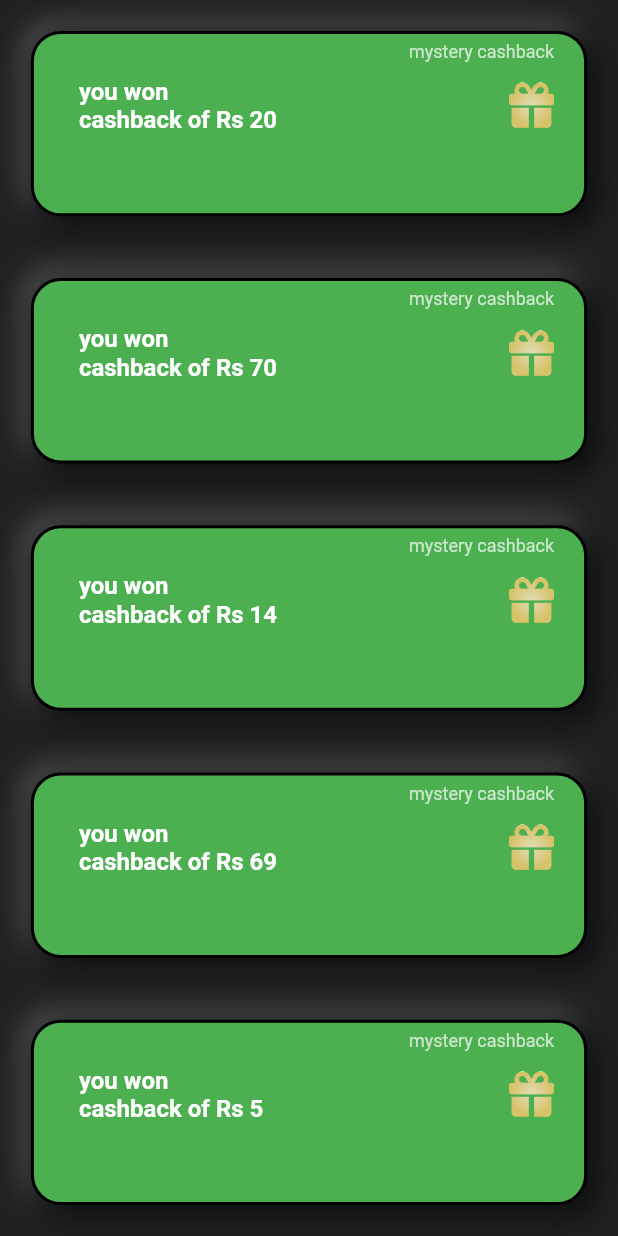
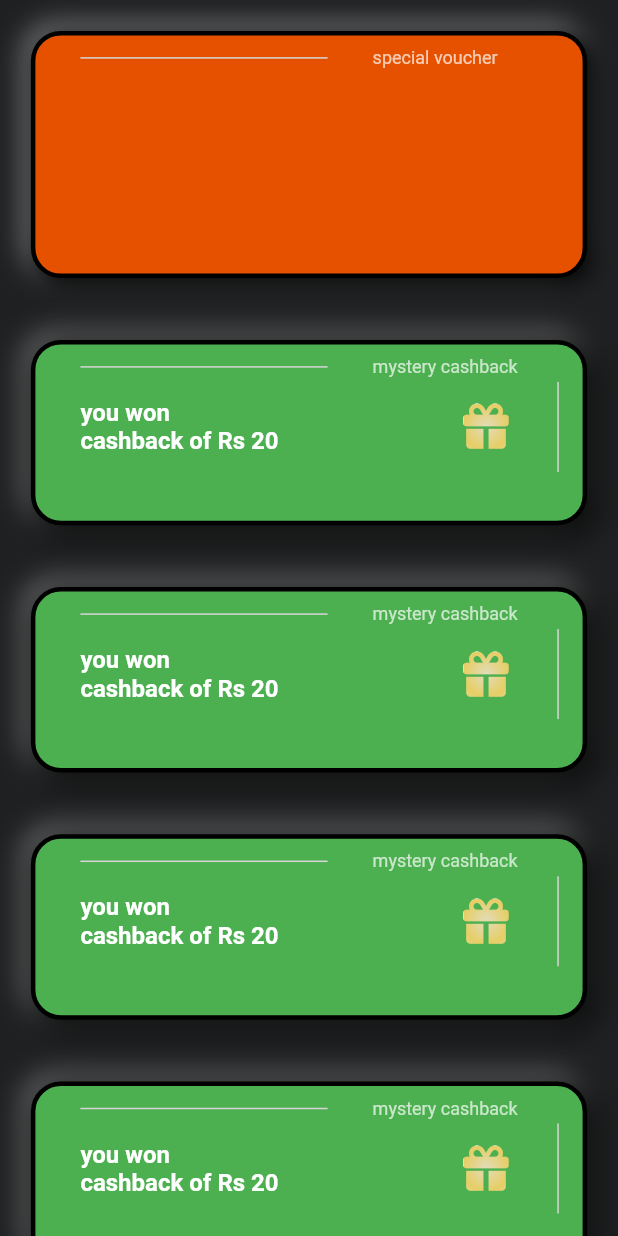
Before and after one commit to VarunArora14/vred, a Flutter app: the screen it shows after launch, on a phone screen of 412 x 824 dp. Run offline on Flutter 3.47's test engine with Material 2 defaults, Android fonts, the phone set to English and light mode, and no system bars; our stand-ins replace font_awesome_flutter.

Commit message:
custom scroll for app, refined cashback screen added with different cashback cards

```diff
--- /dev/null
+++ b/lib/constants/temp_cashback.dart
@@ -0,0 +1,18 @@
+import 'package:vred/common/enums/cashback_enum.dart';
+import 'package:vred/models/cashback_model.dart';
+
+List<CashbackModel> tempList = [
+  CashbackModel(
+      cashbackType: CashbackEnum.voucher,
+      itemValue: "2000",
+      voucherExpiry: "12/21/2023",
+      voucherCode: "ABC-DEFG-HIJK-LMNO"),
+  CashbackModel(cashbackType: CashbackEnum.cash, itemValue: "20", voucherExpiry: "", voucherCode: ""),
+  CashbackModel(cashbackType: CashbackEnum.cash, itemValue: "20", voucherExpiry: "", voucherCode: ""),
+  CashbackModel(cashbackType: CashbackEnum.cash, itemValue: "20", voucherExpiry: "", voucherCode: ""),
+  CashbackModel(cashbackType: CashbackEnum.cash, itemValue: "20", voucherExpiry: "", voucherCode: ""),
+  CashbackModel(cashbackType: CashbackEnum.cash, itemValue: "20", voucherExpiry: "", voucherCode: ""),
+  CashbackModel(cashbackType: CashbackEnum.cash, itemValue: "20", voucherExpiry: "", voucherCode: ""),
+  CashbackModel(cashbackType: CashbackEnum.cash, itemValue: "20", voucherExpiry: "", voucherCode: ""),
+  CashbackModel(cashbackType: CashbackEnum.cash, itemValue: "20", voucherExpiry: "", voucherCode: ""),
+];
--- /dev/null
+++ b/lib/features/widgets/cashback/cashback_card.dart
@@ -0,0 +1,118 @@
+import 'package:flutter/material.dart';
+import 'package:font_awesome_flutter/font_awesome_flutter.dart';
+
+class CashbackCard extends StatelessWidget {
+  final String value;
+  const CashbackCard({Key? key, required this.value}) : super(key: key);
+
+  @override
+  Widget build(BuildContext context) {
+    final size = MediaQuery.of(context).size;
+    return Container(
+      padding: const EdgeInsets.fromLTRB(30, 5, 5, 20),
+      height: size.height * 0.15,
+      width: size.width * 0.9, // or max based on padding
+      decoration: BoxDecoration(
+        color: Colors.green,
+        shape: BoxShape.rectangle,
+        border: Border.all(color: Colors.black, width: 3),
+        borderRadius: BorderRadius.circular(20),
+        boxShadow: const [
+          BoxShadow(
+            blurStyle: BlurStyle.normal,
+            color: Colors.white38,
+            spreadRadius: 1,
+            blurRadius: 15,
+            offset: Offset(-4, -4), // changes position of shadow
+          ),
+          BoxShadow(
+            blurStyle: BlurStyle.normal,
+            color: Colors.black87,
+            spreadRadius: 2,
+            blurRadius: 15,
+            offset: Offset(4, 4), // changes position of shadow
+          ),
+        ],
+      ),
+      child: Column(
+        children: [
+          //  Align(
+          //   alignment: Alignment.topRight,
+          //   child: Text(
+          //     'mystery cashback',
+          //     style: TextStyle(color: Colors.white70, fontSize: 12),
+          //   ),
+          // ),
+          Row(
+            children: [
+              SizedBox(
+                width: size.width * 0.4,
+                child: Divider(
+                  color: Colors.grey[350],
+                  thickness: 1,
+                  height: 20,
+                ),
+              ),
+              const SizedBox(
+                width: 30,
+              ),
+              const Align(
+                alignment: Alignment.topRight,
+                child: Text(
+                  'mystery cashback',
+                  style: TextStyle(color: Colors.white70, fontSize: 12),
+                ),
+              ),
+            ],
+          ),
+
+          Row(
+            children: [
+              SizedBox(
+                width: size.width * 0.4,
+                child: Text(
+                  'you won \ncashback of Rs $value',
+                  style: const TextStyle(color: Colors.white, fontWeight: FontWeight.w600, fontSize: 16),
+                ),
+              ),
+              // Icon(
+              //   Icons.card_giftcard_rounded,
+              //   color: Colors.white,
+              //   size: 40,
+              // )
+              SizedBox(
+                width: size.width * 0.22,
+              ),
+              ShaderMask(
+                shaderCallback: (bounds) => const RadialGradient(
+                  center: Alignment.center,
+                  radius: 0.5,
+                  // colors: [Color.fromARGB(255, 226, 220, 186), Color.fromARGB(255, 214, 193, 100)],
+                  colors: [Color.fromARGB(255, 226, 220, 186), Color.fromARGB(255, 230, 206, 102)],
+                  tileMode: TileMode.mirror,
+                ).createShader(bounds),
+                child: const FaIcon(
+                  FontAwesomeIcons.gift,
+                  color: Colors.white,
+                  size: 30,
+                ),
+              ),
+              const SizedBox(width: 25),
+              SizedBox(
+                height: 60,
+                child: VerticalDivider(
+                  color: Colors.grey[350],
+                  thickness: 1,
+                ),
+              ),
+            ],
+            // Color.fromARGB(255, 197, 190, 190)
+            // Color.fromARGB(255, 226, 220, 186), Color.fromARGB(255, 207, 186, 93)
+          ),
+        ],
+      ),
+    );
+  }
+}
+
+// Based on current layout, cashback value between 0 and 999
--- /dev/null
+++ b/lib/features/widgets/cashback/voucher_card.dart
@@ -0,0 +1,74 @@
+import 'package:flutter/material.dart';
+
+class VoucherCard extends StatefulWidget {
+  final String itemValue;
+  final String voucherExpiry; // calculate the has expired or not based on this
+  final String voucherCode; // unique for each voucher
+  const VoucherCard({Key? key, required this.itemValue, required this.voucherCode, required this.voucherExpiry})
+      : super(key: key);
+
+  @override
+  State<VoucherCard> createState() => _VoucherCardState();
+}
+
+class _VoucherCardState extends State<VoucherCard> {
+  @override
+  Widget build(BuildContext context) {
+    final size = MediaQuery.of(context).size;
+    return Container(
+      padding: const EdgeInsets.fromLTRB(30, 5, 10, 20),
+      height: size.height * 0.2,
+      width: size.width * 0.9,
+      decoration: BoxDecoration(
+        color: Colors.orange[900],
+        shape: BoxShape.rectangle,
+        border: Border.all(color: Colors.black, width: 3),
+        borderRadius: BorderRadius.circular(20),
+        boxShadow: const [
+          BoxShadow(
+            blurStyle: BlurStyle.normal,
+            color: Colors.white38,
+            spreadRadius: 1,
+            blurRadius: 15,
+            offset: Offset(-4, -4), // changes position of shadow
+          ),
+          BoxShadow(
+            blurStyle: BlurStyle.normal,
+            color: Colors.black87,
+            spreadRadius: 1,
+            blurRadius: 10,
+            offset: Offset(4, 4), // changes position of shadow
+          ),
+        ],
+      ),
+      child: Column(
+        children: [
+          Row(
+            children: [
+              SizedBox(
+                width: size.width * 0.4,
+                child: Divider(
+                  color: Colors.grey[350],
+                  thickness: 1,
+                  height: 20,
+                ),
+              ),
+              const SizedBox(
+                width: 30,
+              ),
+              const Align(
+                alignment: Alignment.topRight,
+                child: Text(
+                  'special voucher',
+                  style: TextStyle(color: Colors.white70, fontSize: 12),
+                ),
+              ),
+            ],
+          ),
+        ],
+      ),
+    );
+  }
+}
+
+// show network image in circle avatar of this => https://media.glassdoor.com/sqll/1321544/ajio-squarelogo-1533010680533.png
--- a/lib/features/widgets/cashback_view.dart
+++ /dev/null
@@ -1,87 +0,0 @@
-import 'package:flutter/src/foundation/key.dart';
-import 'package:flutter/src/widgets/framework.dart';
-
-import 'package:flutter/material.dart';
-import 'package:font_awesome_flutter/font_awesome_flutter.dart';
-import 'package:vred/common/widgets/shadow_button.dart';
-
-class CashbackView extends StatelessWidget {
-  final int value;
-  const CashbackView({Key? key, required this.value}) : super(key: key);
-
-  @override
-  Widget build(BuildContext context) {
-    final size = MediaQuery.of(context).size;
-    return Container(
-      padding: EdgeInsets.fromLTRB(30, 5, 20, 20),
-      height: size.height * 0.15,
-      width: size.width * 0.9, // or max based on padding
-      decoration: BoxDecoration(
-        color: Colors.green,
-        shape: BoxShape.rectangle,
-        border: Border.all(color: Colors.black, width: 2),
-        borderRadius: BorderRadius.circular(20),
-        boxShadow: const [
-          BoxShadow(
-            blurStyle: BlurStyle.normal,
-            color: Colors.white30,
-            spreadRadius: 1,
-            blurRadius: 15,
-            offset: Offset(-4, -4), // changes position of shadow
-          ),
-          BoxShadow(
-            blurStyle: BlurStyle.normal,
-            color: Colors.black87,
-            spreadRadius: 2,
-            blurRadius: 15,
-            offset: Offset(4, 4), // changes position of shadow
-          ),
-        ],
-      ),
-      child: Column(
-        children: [
-          const Align(
-            alignment: Alignment.topRight,
-            child: Text(
-              'mystery cashback',
-              style: TextStyle(color: Colors.white70, fontSize: 12),
-            ),
-          ),
-          const SizedBox(
-            height: 10,
-          ),
-          Row(
-            mainAxisAlignment: MainAxisAlignment.spaceBetween,
-            children: [
-              Text(
-                'you won \ncashback of Rs $value',
-                style: TextStyle(color: Colors.white, fontWeight: FontWeight.w600, fontSize: 16),
-              ),
-              // Icon(
-              //   Icons.card_giftcard_rounded,
-              //   color: Colors.white,
-              //   size: 40,
-              // )
-              ShaderMask(
-                shaderCallback: (bounds) => RadialGradient(
-                  center: Alignment.center,
-                  radius: 0.5,
-                  colors: [Color.fromARGB(255, 226, 220, 186), Color.fromARGB(255, 214, 193, 100)],
-                  tileMode: TileMode.mirror,
-                ).createShader(bounds),
-                child: const FaIcon(
-                  FontAwesomeIcons.gift,
-                  color: Colors.white,
-                  size: 30,
-                ),
-              ),
-            ],
-            // Color.fromARGB(255, 197, 190, 190)
-            // Color.fromARGB(255, 226, 220, 186), Color.fromARGB(255, 207, 186, 93)
-          ),
-          const SizedBox(height: 10),
-        ],
-      ),
-    );
-  }
-}
--- a/lib/main.dart
+++ b/lib/main.dart
@@ -1,7 +1,7 @@
 import 'package:flutter/material.dart';
-import 'package:vred/common/widgets/shadow_button.dart';
 import 'package:vred/constants/colors.dart';
-import 'package:vred/features/widgets/cashback_view.dart';
+import 'package:vred/constants/temp_cashback.dart';
+import 'package:vred/screens/cashback_screen.dart';
 
 void main() {
   runApp(const MyApp());
@@ -12,9 +12,22 @@ class MyApp extends StatelessWidget {
 
   @override
   Widget build(BuildContext context) {
-    return const MaterialApp(
-      home: HomePage(),
+    return MaterialApp(
+      builder: (context, child) {
+        // pass custom behavior to all scrollable widgets and child cannot be null so pass empty container
+        // if empty child
+        return ScrollConfiguration(behavior: MyBehavior(), child: child ?? Container());
+      },
+      home: const HomePage(),
     );
+  }
+}
+
+// custom scroll behaviour to disable glow in entire app
+class MyBehavior extends ScrollBehavior {
+  @override
+  Widget buildOverscrollIndicator(BuildContext context, Widget child, ScrollableDetails details) {
+    return child;
   }
 }
 
@@ -23,29 +36,13 @@ class HomePage extends StatelessWidget {
 
   @override
   Widget build(BuildContext context) {
-    return Scaffold(
-      backgroundColor: scaffoldColor,
-      body: Center(
-          child: Column(
-        mainAxisAlignment: MainAxisAlignment.spaceAround,
-        children: const [
-          CashbackView(
-            value: 20,
-          ),
-          CashbackView(
-            value: 70,
-          ),
-          CashbackView(
-            value: 14,
-          ),
-          CashbackView(
-            value: 69,
-          ),
-          CashbackView(
-            value: 5,
-          ),
-        ],
-      )),
+    return SafeArea(
+      child: Scaffold(
+        backgroundColor: scaffoldColor,
+        body: CashbackScreen(
+          cashbackList: tempList,
+        ),
+      ),
     );
   }
 }
--- a/lib/models/cashback_model.dart
+++ b/lib/models/cashback_model.dart
@@ -2,16 +2,14 @@ import 'package:vred/common/enums/cashback_enum.dart';
 
 class CashbackModel {
   final CashbackEnum cashbackType;
-  final String cashbackValue;
-  final String voucherExpiry; // only for voucher
+  final String itemValue;
+  final String voucherExpiry; // date of expiry based on which we show has expired or not
   final String voucherCode; // only for voucher
-  final bool hasExpired;
   CashbackModel({
     required this.cashbackType,
-    required this.cashbackValue,
+    required this.itemValue,
     required this.voucherExpiry,
     required this.voucherCode,
-    required this.hasExpired,
   });
 
   // todo: add more fields such as details, desc, company etc
--- a/lib/screens/cashback_screen.dart
+++ b/lib/screens/cashback_screen.dart
@@ -1,4 +1,8 @@
 import 'package:flutter/material.dart';
+import 'package:vred/common/enums/cashback_enum.dart';
+import 'package:vred/constants/colors.dart';
+import 'package:vred/features/widgets/cashback/cashback_card.dart';
+import 'package:vred/features/widgets/cashback/voucher_card.dart';
 import 'package:vred/models/cashback_model.dart';
 
 class CashbackScreen extends StatefulWidget {
@@ -12,14 +16,44 @@ class CashbackScreen extends StatefulWidget {
 class _CashbackScreenState extends State<CashbackScreen> {
   @override
   Widget build(BuildContext context) {
-    return Scaffold(
-      backgroundColor: Colors.black,
-      body: Center(
-        child: ListView.builder(
-          itemCount: widget.cashbackList.length,
-          itemBuilder: (BuildContext context, int index) {
-            return Container();
+    final size = MediaQuery.of(context).size;
+    return SafeArea(
+      child: Scaffold(
+        backgroundColor: scaffoldColor,
+        body: NotificationListener<OverscrollIndicatorNotification>(
+          onNotification: (notification) {
+            notification.disallowIndicator(); // disallow scroll glow top and bottom
+            return true;
           },
+          child: SingleChildScrollView(
+            child: Center(
+              child: ListView.builder(
+                shrinkWrap: true, // inside list does not scroll else error
+                physics: const NeverScrollableScrollPhysics(), // disable scroll on listview items
+                itemCount: widget.cashbackList.length,
+                itemBuilder: (BuildContext context, int index) {
+                  var temp = widget.cashbackList[index];
+
+                  return Column(
+                    children: [
+                      SizedBox(
+                        height: size.height * 0.025,
+                      ),
+                      temp.cashbackType == CashbackEnum.cash
+                          ? CashbackCard(value: temp.itemValue)
+                          : VoucherCard(
+                              itemValue: temp.itemValue,
+                              voucherCode: temp.voucherCode,
+                              voucherExpiry: temp.voucherExpiry),
+                      SizedBox(
+                        height: size.height * 0.025,
+                      )
+                    ],
+                  );
+                },
+              ),
+            ),
+          ),
         ),
       ),
     );
--- a/pubspec.yaml
+++ b/pubspec.yaml
@@ -37,6 +37,7 @@ dependencies:
   neopop: ^1.0.2
   flutter_spinkit: ^5.1.0
   font_awesome_flutter: ^10.1.0
+  intl: ^0.17.0
 
 dev_dependencies:
   flutter_test:
```
Also changed, not shown: pubspec.lock.
